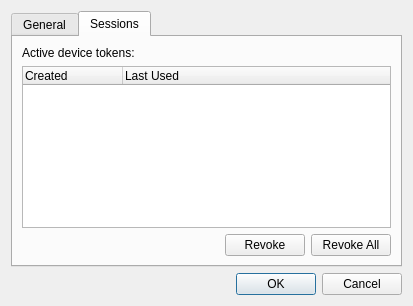
This is source/client/ui/hosts/router_user_dialog.ui in dchapyshev/aspia as Qt 5 draws it before an edit. The edited form follows.
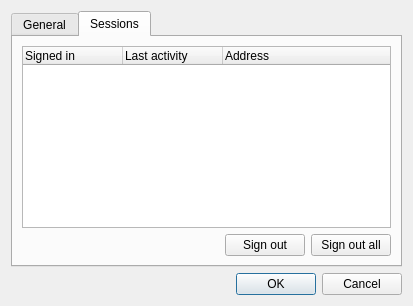
This is the edited form. The open tabs and pages were chosen to show the change. Custom widgets are drawn as their Qt base class.

```diff
--- a/source/client/ui/hosts/router_user_dialog.ui
+++ b/source/client/ui/hosts/router_user_dialog.ui
@@ -105,13 +105,6 @@
        <string>Sessions</string>
       </attribute>
       <layout class="QVBoxLayout" name="verticalLayout_sessions">
-       <item>
-        <widget class="QLabel" name="label_tokens">
-         <property name="text">
-          <string>Active device tokens:</string>
-         </property>
-        </widget>
-       </item>
        <item>
         <widget class="QTreeWidget" name="tree_tokens">
          <property name="rootIsDecorated">
@@ -125,12 +118,17 @@
          </property>
          <column>
           <property name="text">
-           <string>Created</string>
+           <string>Signed in</string>
           </property>
          </column>
          <column>
           <property name="text">
-           <string>Last Used</string>
+           <string>Last activity</string>
+          </property>
+         </column>
+         <column>
+          <property name="text">
+           <string>Address</string>
           </property>
          </column>
         </widget>
@@ -153,14 +151,14 @@
          <item>
           <widget class="QPushButton" name="button_revoke_token">
            <property name="text">
-            <string>Revoke</string>
+            <string>Sign out</string>
            </property>
           </widget>
          </item>
          <item>
           <widget class="QPushButton" name="button_revoke_all_tokens">
            <property name="text">
-            <string>Revoke All</string>
+            <string>Sign out all</string>
            </property>
           </widget>
          </item>
```
